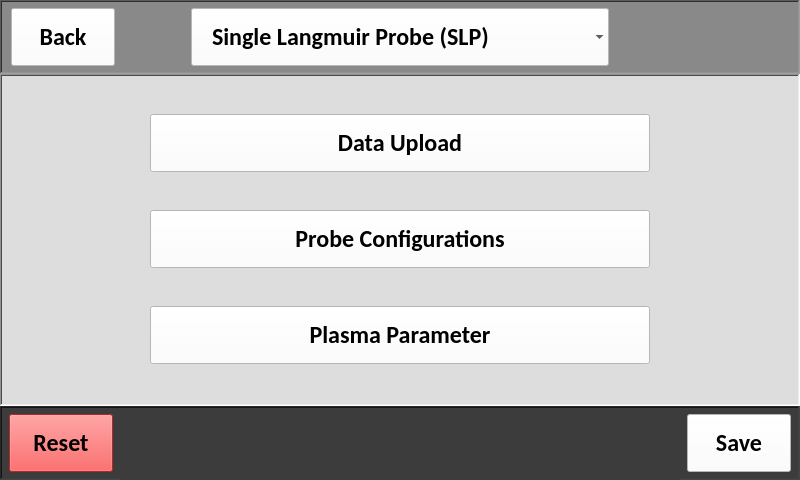
Above: user_settings.ui from CFigueroa90894/plasmetry before the change. Below: the same form after it.
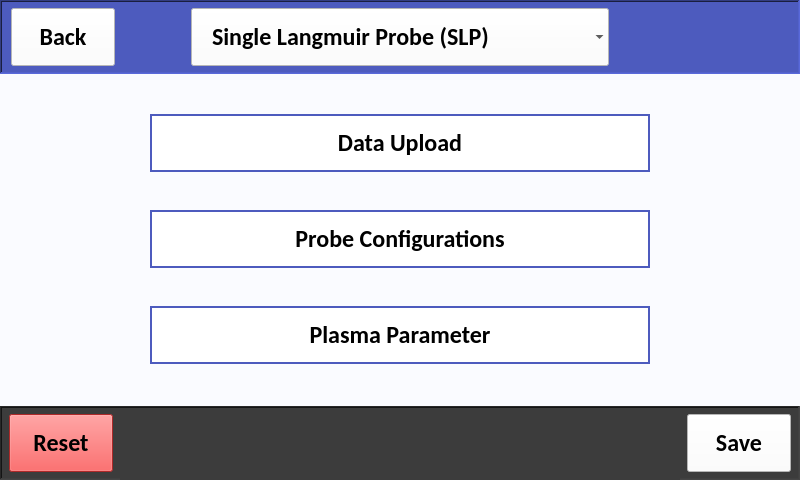
That is the form after the change.

Patch:
```diff
--- a/user_settings.ui
+++ b/user_settings.ui
@@ -27,7 +27,13 @@
   </property>
   <widget class="QWidget" name="centralwidget">
    <property name="styleSheet">
-    <string notr="true">background-color: #DDDDDD;</string>
+    <string notr="true">QWidget {
+	background-color: #fafbff;
+}
+
+QFrame {
+	background-color: transparent;
+}</string>
    </property>
    <layout class="QVBoxLayout" name="verticalLayout">
     <property name="spacing">
@@ -61,7 +67,7 @@
       </property>
       <property name="styleSheet">
        <string notr="true">QFrame {
-	background-color: #898989;
+	background-color: #4d5bbe;
 }</string>
       </property>
       <property name="frameShape">
@@ -257,6 +263,46 @@
       <property name="accessibleName">
        <string/>
       </property>
+      <property name="styleSheet">
+       <string notr="true">QGroupBox {
+	border: 1px solid transparent;
+	background-color: transparent;
+    color: black; 
+    margin-top: 30px;  /* Add margin to preserve space for the title */
+}
+    
+QGroupBox:title {
+    subcontrol-origin: margin;
+    subcontrol-position: top left; /* Position the title */
+	padding: 0 5px;  /* Adjust title padding */
+}
+
+QToolButton {
+	background-color: #4d5bbe;
+	color: white;
+	border: 2px solid #4d5bbe;
+}
+
+QPushButton {
+	background-color: #4d5bbe;
+	color: black;
+	border: 2px solid #4d5bbe;
+}
+
+QLineEdit {
+	border: 2px solid #4d5bbe;
+}
+
+QDoubleSpinBox {
+	border: 2px solid #4d5bbe;
+}
+
+QComboBox {
+	border: 2px solid #4d5bbe;
+}
+
+</string>
+      </property>
       <property name="inputMethodHints">
        <set>Qt::ImhNone</set>
       </property>
```
